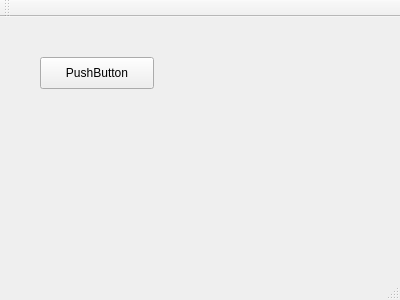
kfengbest/GenericDB, file GenericDB/mainwindow.ui: the form before one commit.
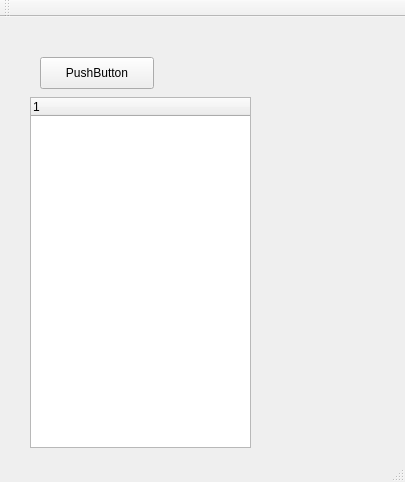
The form after the commit.

Patch:
```diff
--- a/GenericDB/mainwindow.ui
+++ b/GenericDB/mainwindow.ui
@@ -6,8 +6,8 @@
    <rect>
     <x>0</x>
     <y>0</y>
-    <width>400</width>
-    <height>300</height>
+    <width>405</width>
+    <height>482</height>
    </rect>
   </property>
   <property name="windowTitle">
@@ -27,6 +27,21 @@
      <string>PushButton</string>
     </property>
    </widget>
+   <widget class="QTreeWidget" name="treeWidget">
+    <property name="geometry">
+     <rect>
+      <x>30</x>
+      <y>80</y>
+      <width>221</width>
+      <height>351</height>
+     </rect>
+    </property>
+    <column>
+     <property name="text">
+      <string notr="true">1</string>
+     </property>
+    </column>
+   </widget>
   </widget>
   <widget class="QMenuBar" name="menuBar">
    <property name="geometry">
```
Left out of the diff: 2 changed lines with no effect on the pictures.
